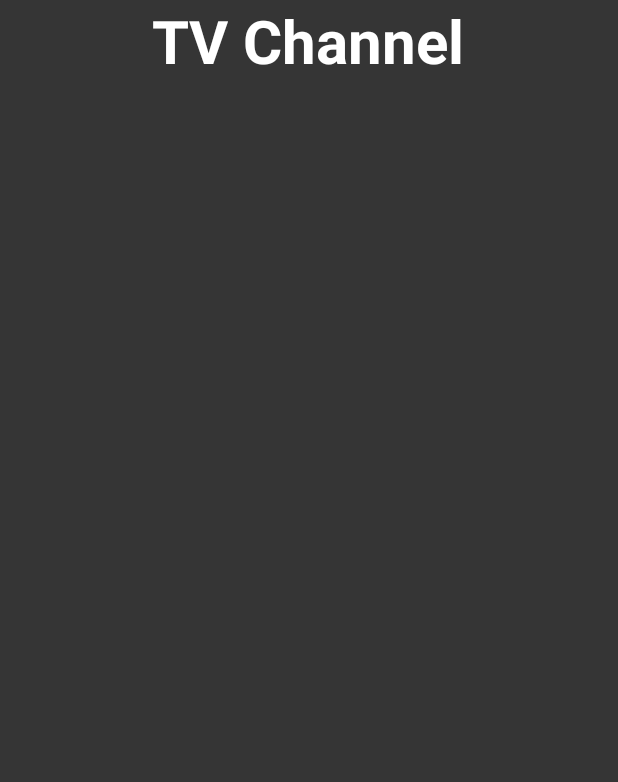
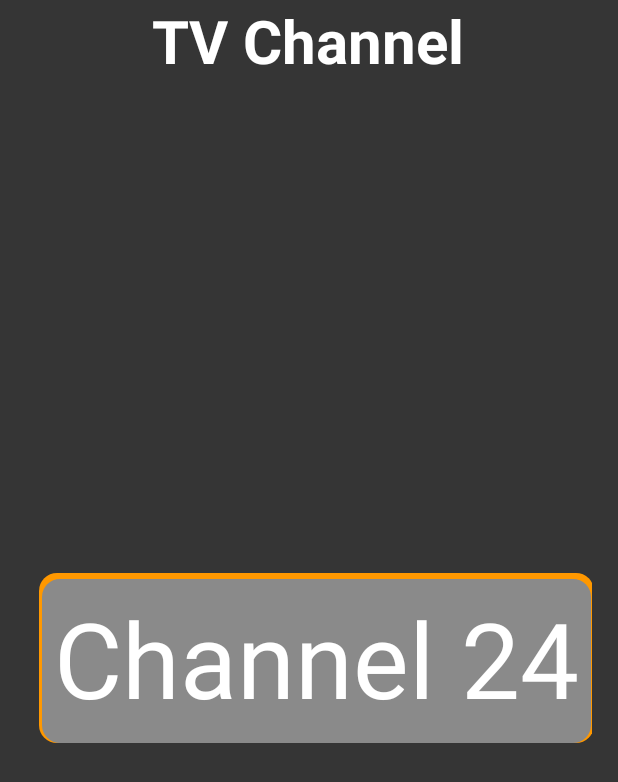
Before and after one commit to ssaammii5/TVChannel2, an Android app: the screen it shows after launch (MainActivity), on a phone screen of 412 x 824 dp. Shown: the top 782 px of the screen. Run offline under Robolectric (Android 15) with nearby library versions, the phone set to English and light mode, and no system bars.

Commit message:
final offline version

```diff
--- a/app/build.gradle.kts
+++ b/app/build.gradle.kts
@@ -44,10 +44,6 @@ dependencies {
     implementation(libs.androidx.constraintlayout)
 
 
-    implementation("com.squareup.okhttp3:okhttp:4.9.1")
-    implementation("com.google.code.gson:gson:2.8.8")
-
-
     testImplementation(libs.junit)
     androidTestImplementation(libs.androidx.junit)
     androidTestImplementation(libs.androidx.espresso.core)
--- a/app/src/main/java/com/bue/tvchannel/MainActivity.kt
+++ b/app/src/main/java/com/bue/tvchannel/MainActivity.kt
@@ -10,80 +10,30 @@ import android.widget.TextView
 import android.widget.Toast
 import androidx.appcompat.app.AppCompatActivity
 import androidx.core.content.ContextCompat
-import com.google.gson.Gson
-import com.google.gson.reflect.TypeToken
-import okhttp3.*
-import java.io.IOException
-import java.lang.reflect.Type
 
 class MainActivity : AppCompatActivity() {
 
-    private val jsonUrl = "https://raw.githubusercontent.com/ssaammii5/TVChannel2/main/file.json"
-    private lateinit var channelMap: Map<String, String>
+    // Local JSON-like data (a map in Kotlin)
+    private val channelMap: Map<String, String> = mapOf(
+        "Channel 24" to "https://www.youtube.com/channel/UCHLqIOMPk20w-6cFgkA90jw/live",
+        "Jamuna TV" to "https://www.youtube.com/channel/UCN6sm8iHiPd0cnoUardDAnw/live",
+        "Independent TV" to "https://www.youtube.com/channel/UCATUkaOHwO9EP_W87zCiPbA/live",
+        "Somoy TV" to "https://www.youtube.com/channel/UCxHoBXkY88Tb8z1Ssj6CWsQ/live",
+        "News 24" to "https://www.youtube.com/channel/UCPREnbhKQP-hsVfsfKP-mCw/live",
+        "Channel i" to "https://www.youtube.com/channel/UC8NcXMG3A3f2aFQyGTpSNww/live",
+        "ATN News" to "https://www.youtube.com/channel/UCt8llfhkf9LRzjTEnbG2qnQ/live",
+        "RTV" to "https://www.youtube.com/channel/UC2P5Fd5g41Gtdqf0Uzh8Qaw/live",
+        "DBC News" to "https://www.youtube.com/channel/UCUvXoiDEKI8VZJrr58g4VAw/live",
+        "NTV" to "https://www.youtube.com/channel/UC0V3IJCnr6ZNjB9t_GLhFFA/live",
+        "Ekhon TV" to "https://www.youtube.com/channel/UCWVqdPTigfQ-cSNwG7O9MeA/live"
+    )
 
     override fun onCreate(savedInstanceState: Bundle?) {
         super.onCreate(savedInstanceState)
         setContentView(R.layout.activity_main)
 
-        // Fetch the JSON data from GitHub and update the links
-        fetchJsonData()
-    }
-
-    private fun fetchJsonData() {
-        val client = OkHttpClient()
-        val request = Request.Builder().url(jsonUrl).build()
-
-        client.newCall(request).enqueue(object : Callback {
-            override fun onFailure(call: Call, e: IOException) {
-                runOnUiThread {
-                    Toast.makeText(
-                        this@MainActivity,
-                        "Failed to load channel links",
-                        Toast.LENGTH_SHORT
-                    ).show()
-                }
-                Log.e("MainActivity", "Failed to fetch JSON", e)
-            }
-
-            override fun onResponse(call: Call, response: Response) {
-                if (!response.isSuccessful) {
-                    Log.e("MainActivity", "Unexpected response code: ${response.code}")
-                    runOnUiThread {
-                        Toast.makeText(
-                            this@MainActivity,
-                            "Failed to load channel links",
-                            Toast.LENGTH_SHORT
-                        ).show()
-                    }
-                    return
-                }
-
-                response.body?.let { responseBody ->
-                    val jsonString = responseBody.string()
-
-                    try {
-                        // Parse JSON with proper type
-                        val gson = Gson()
-                        val type: Type = object : TypeToken<Map<String, String>>() {}.type
-                        channelMap = gson.fromJson(jsonString, type)
-
-                        // Once JSON is fetched, create dynamic TextViews
-                        runOnUiThread {
-                            createDynamicChannelViews()
-                        }
-                    } catch (e: Exception) {
-                        Log.e("MainActivity", "Failed to parse JSON", e)
-                        runOnUiThread {
-                            Toast.makeText(
-                                this@MainActivity,
-                                "Error parsing channel links",
-                                Toast.LENGTH_SHORT
-                            ).show()
-                        }
-                    }
-                }
-            }
-        })
+        // Directly create dynamic TextViews with the local data
+        createDynamicChannelViews()
     }
 
     private fun createDynamicChannelViews() {
@@ -113,7 +63,7 @@ class MainActivity : AppCompatActivity() {
             // Set the click listener for each dynamically created TextView
             textView.setOnClickListener {
                 val intentApp = Intent(Intent.ACTION_VIEW, Uri.parse(channelUrl)).apply {
-                    `package` = "com.teamsmart.videomanager.tv"
+                    `package` = "com.teamsmart.videomanager.tv" // Use YouTube app package name
                 }
                 val intentBrowser = Intent(Intent.ACTION_VIEW, Uri.parse(channelUrl))
 
```
Also changed, not shown: app/src/main/res/layout/activity_main.xml (line endings or trailing spaces).
